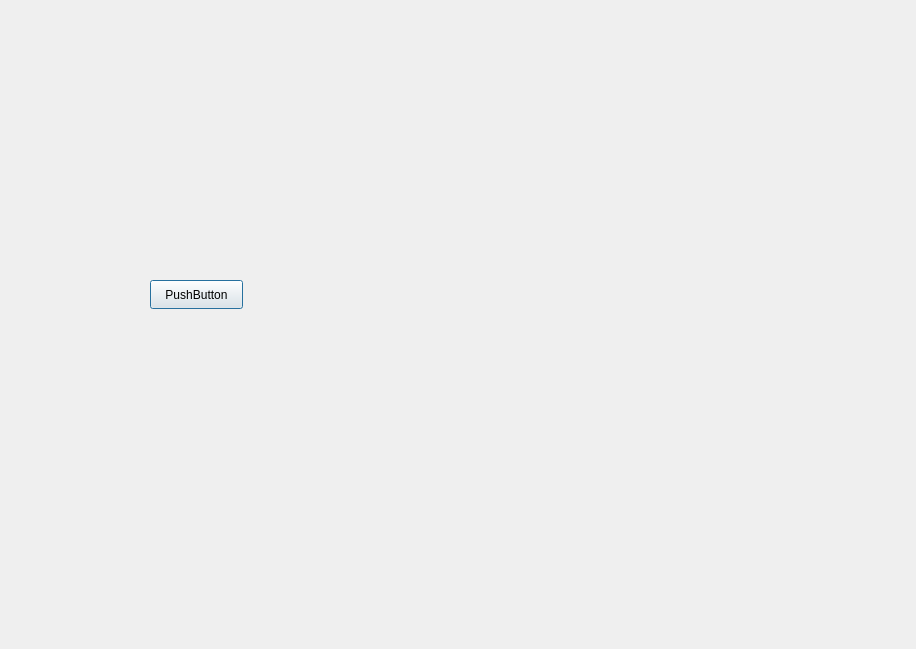
Before: the Qt Designer form CS4076Project/recipeinfo.ui in CaoimheCahill/CS4076Project, drawn with Qt 5.
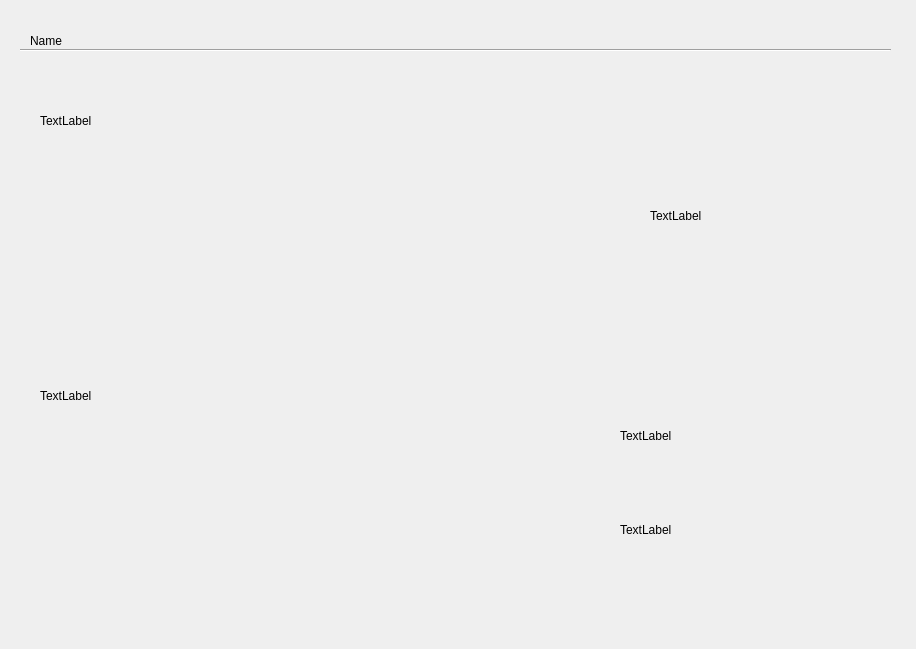
After: the same form once the commit is applied.

Commit message: recipeInfo screen up and running

Diff of the .ui file:
```diff
--- a/CS4076Project/recipeinfo.ui
+++ b/CS4076Project/recipeinfo.ui
@@ -13,17 +13,98 @@
   <property name="windowTitle">
    <string>Dialog</string>
   </property>
-  <widget class="QPushButton" name="pushButton">
+  <widget class="QLabel" name="label">
    <property name="geometry">
     <rect>
-     <x>150</x>
-     <y>280</y>
-     <width>93</width>
-     <height>29</height>
+     <x>30</x>
+     <y>30</y>
+     <width>61</width>
+     <height>21</height>
     </rect>
    </property>
    <property name="text">
-    <string>PushButton</string>
+    <string>Name</string>
+   </property>
+   <property name="scaledContents">
+    <bool>true</bool>
+   </property>
+  </widget>
+  <widget class="Line" name="line">
+   <property name="geometry">
+    <rect>
+     <x>20</x>
+     <y>40</y>
+     <width>871</width>
+     <height>20</height>
+    </rect>
+   </property>
+   <property name="orientation">
+    <enum>Qt::Horizontal</enum>
+   </property>
+  </widget>
+  <widget class="QLabel" name="label_2">
+   <property name="geometry">
+    <rect>
+     <x>40</x>
+     <y>80</y>
+     <width>471</width>
+     <height>81</height>
+    </rect>
+   </property>
+   <property name="text">
+    <string>TextLabel</string>
+   </property>
+  </widget>
+  <widget class="QLabel" name="label_3">
+   <property name="geometry">
+    <rect>
+     <x>40</x>
+     <y>240</y>
+     <width>491</width>
+     <height>311</height>
+    </rect>
+   </property>
+   <property name="text">
+    <string>TextLabel</string>
+   </property>
+  </widget>
+  <widget class="QLabel" name="label_4">
+   <property name="geometry">
+    <rect>
+     <x>650</x>
+     <y>80</y>
+     <width>211</width>
+     <height>271</height>
+    </rect>
+   </property>
+   <property name="text">
+    <string>TextLabel</string>
+   </property>
+  </widget>
+  <widget class="QLabel" name="label_5">
+   <property name="geometry">
+    <rect>
+     <x>620</x>
+     <y>390</y>
+     <width>251</width>
+     <height>91</height>
+    </rect>
+   </property>
+   <property name="text">
+    <string>TextLabel</string>
+   </property>
+  </widget>
+  <widget class="QLabel" name="label_6">
+   <property name="geometry">
+    <rect>
+     <x>620</x>
+     <y>520</y>
+     <width>63</width>
+     <height>20</height>
+    </rect>
+   </property>
+   <property name="text">
+    <string>TextLabel</string>
    </property>
   </widget>
  </widget>
```
Left out of the diff: 6 changed lines with no effect on the pictures. The commit also changes 4 other files.
